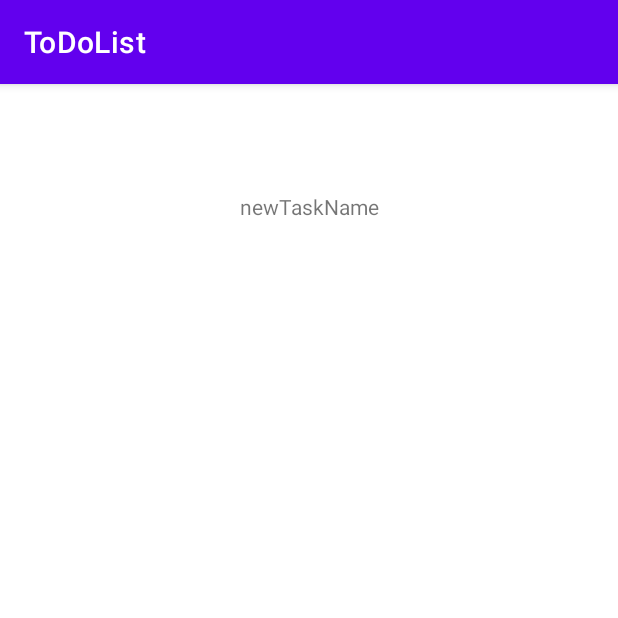
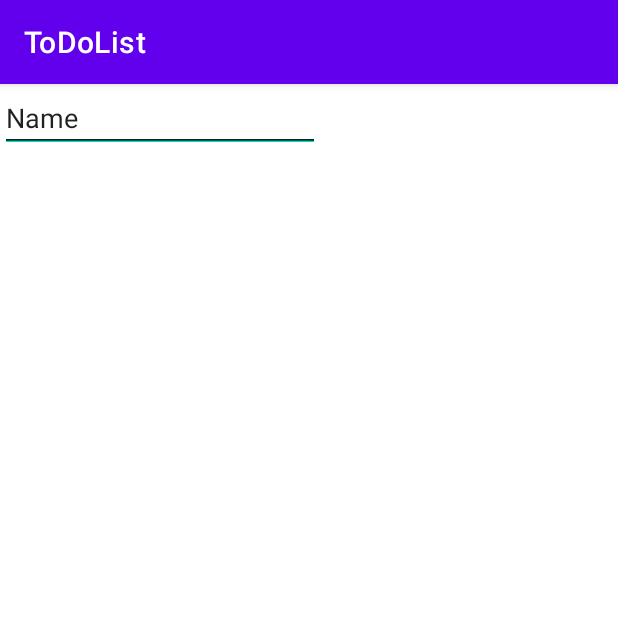
Before and after one commit to Sailor70/ToDoList, an Android app: the screen it shows after launch (TaskDetailsActivity), after a tap on an icon or button, on a phone screen of 412 x 824 dp, the top half of it. Run offline under Robolectric (Android 15) with nearby library versions, the phone set to English and light mode, and no system bars.

Commit message:
TaskAdapter, task item layout init, task details

```diff
--- a/app/src/main/java/com/pawelchmielarski/todolist/MainActivity.java
+++ b/app/src/main/java/com/pawelchmielarski/todolist/MainActivity.java
@@ -4,7 +4,6 @@ import android.content.Intent;
 import android.os.Bundle;
 
 import com.google.android.material.floatingactionbutton.FloatingActionButton;
-import com.google.android.material.snackbar.Snackbar;
 
 import androidx.appcompat.app.AppCompatActivity;
 import androidx.appcompat.widget.Toolbar;
@@ -22,7 +21,7 @@ import java.util.Date;
 public class MainActivity extends AppCompatActivity {
 
     private ArrayList<Task> tasks;
-    private ArrayAdapter<Task> tasksAdapter;
+    private TaskAdapter tasksAdapter;
     private ListView lvTasks;
 
     @Override
@@ -46,11 +45,10 @@ public class MainActivity extends AppCompatActivity {
         });
 
         tasks = new ArrayList<Task>();
-        tasksAdapter = new ArrayAdapter<Task>(this, android.R.layout.simple_list_item_1, tasks); // dodać custom list item (custom adapter)
+        createItems();
+        tasksAdapter = new TaskAdapter(this, tasks); // dodać custom list item (custom adapter)
         lvTasks = (ListView) findViewById(R.id.tasksList);
         lvTasks.setAdapter(tasksAdapter);
-
-        createItems();
 
     }
 
@@ -77,9 +75,25 @@ public class MainActivity extends AppCompatActivity {
     }
 
     public void createItems() {
-        tasks.add(new Task("task1", "descr1",null, null, Priority.HIGH, null )); // new Date(System.currentTimeMillis() + 100000)
-        tasks.add(new Task("task2", "descr2",null, null, Priority.HIGH, null ));
-        tasks.add(new Task("task3", "descr3",null, null, Priority.HIGH, null ));
-        tasks.add(new Task("task4", "descr4",null, null, Priority.HIGH, null ));
+        tasks.add(new Task("task1", "descr1",new Date(System.currentTimeMillis()), new Date(System.currentTimeMillis() + 100000), Priority.HIGH, null ));
+        tasks.add(new Task("task2", "descr2",new Date(System.currentTimeMillis()), new Date(System.currentTimeMillis() + 100000), Priority.HIGH, null ));
+        tasks.add(new Task("task3", "descr3",new Date(System.currentTimeMillis()), new Date(System.currentTimeMillis() + 100000), Priority.HIGH, null ));
+        tasks.add(new Task("task4", "descr4",new Date(System.currentTimeMillis()), new Date(System.currentTimeMillis() + 100000), Priority.HIGH, null ));
+        tasks.add(new Task("task1", "descr1",new Date(System.currentTimeMillis()), new Date(System.currentTimeMillis() + 100000), Priority.HIGH, null ));
+        tasks.add(new Task("task2", "descr2",new Date(System.currentTimeMillis()), new Date(System.currentTimeMillis() + 100000), Priority.HIGH, null ));
+        tasks.add(new Task("task3", "descr3",new Date(System.currentTimeMillis()), new Date(System.currentTimeMillis() + 100000), Priority.HIGH, null ));
+        tasks.add(new Task("task4", "descr4",new Date(System.currentTimeMillis()), new Date(System.currentTimeMillis() + 100000), Priority.HIGH, null ));
+        tasks.add(new Task("task1", "descr1",new Date(System.currentTimeMillis()), new Date(System.currentTimeMillis() + 100000), Priority.HIGH, null ));
+        tasks.add(new Task("task2", "descr2",new Date(System.currentTimeMillis()), new Date(System.currentTimeMillis() + 100000), Priority.HIGH, null ));
+        tasks.add(new Task("task3", "descr3",new Date(System.currentTimeMillis()), new Date(System.currentTimeMillis() + 100000), Priority.HIGH, null ));
+        tasks.add(new Task("task4", "descr4",new Date(System.currentTimeMillis()), new Date(System.currentTimeMillis() + 100000), Priority.HIGH, null ));
+        tasks.add(new Task("task1", "descr1",new Date(System.currentTimeMillis()), new Date(System.currentTimeMillis() + 100000), Priority.HIGH, null ));
+        tasks.add(new Task("task2", "descr2",new Date(System.currentTimeMillis()), new Date(System.currentTimeMillis() + 100000), Priority.HIGH, null ));
+        tasks.add(new Task("task3", "descr3",new Date(System.currentTimeMillis()), new Date(System.currentTimeMillis() + 100000), Priority.HIGH, null ));
+        tasks.add(new Task("task4", "descr4",new Date(System.currentTimeMillis()), new Date(System.currentTimeMillis() + 100000), Priority.HIGH, null ));
+        tasks.add(new Task("task1", "descr1",new Date(System.currentTimeMillis()), new Date(System.currentTimeMillis() + 100000), Priority.HIGH, null ));
+        tasks.add(new Task("task2", "descr2",new Date(System.currentTimeMillis()), new Date(System.currentTimeMillis() + 100000), Priority.HIGH, null ));
+        tasks.add(new Task("task3", "descr3",new Date(System.currentTimeMillis()), new Date(System.currentTimeMillis() + 100000), Priority.HIGH, null ));
+        tasks.add(new Task("task4", "descr4",new Date(System.currentTimeMillis()), new Date(System.currentTimeMillis() + 100000), Priority.HIGH, null ));
     }
 }
--- /dev/null
+++ b/app/src/main/java/com/pawelchmielarski/todolist/TaskAdapter.java
@@ -0,0 +1,39 @@
+package com.pawelchmielarski.todolist;
+
+import android.app.Activity;
+import android.content.Context;
+import android.view.LayoutInflater;
+import android.view.View;
+import android.view.ViewGroup;
+import android.widget.ArrayAdapter;
+import android.widget.TextView;
+
+import java.util.ArrayList;
+
+public class TaskAdapter extends ArrayAdapter<Task> {
+
+    public TaskAdapter(Context context, ArrayList<Task> tasks) {
+        super(context, 0, tasks);
+    }
+
+    @Override
+    public View getView(int position, View convertView, ViewGroup parent) {
+
+        // Get the data item for this position
+        Task task = getItem(position);
+        // Check if an existing view is being reused, otherwise inflate the view
+
+        if (convertView == null) {
+            convertView = LayoutInflater.from(getContext()).inflate(R.layout.task_list_item, parent, false);
+        }
+        // Lookup view for data population
+        TextView tvName = (TextView) convertView.findViewById(R.id.tvName);
+        TextView tvDeadline = (TextView) convertView.findViewById(R.id.tvDeadline);
+        // Populate the data into the template view using the data object
+        tvName.setText(task.getName());
+        tvDeadline.setText(task.getDeadline().toString());
+        // Return the completed view to render on screen
+
+        return convertView;
+    }
+}
--- a/app/src/main/java/com/pawelchmielarski/todolist/TaskDetailsActivity.java
+++ b/app/src/main/java/com/pawelchmielarski/todolist/TaskDetailsActivity.java
@@ -3,9 +3,13 @@ package com.pawelchmielarski.todolist;
 import androidx.appcompat.app.AppCompatActivity;
 
 import android.os.Bundle;
+import android.widget.EditText;
 
 public class TaskDetailsActivity extends AppCompatActivity {
 
+    EditText taskName;
+    EditText taskDeadline;
+    EditText task;
     @Override
     protected void onCreate(Bundle savedInstanceState) {
         super.onCreate(savedInstanceState);
--- a/app/src/main/res/layout/activity_task_details.xml
+++ b/app/src/main/res/layout/activity_task_details.xml
@@ -6,13 +6,33 @@
     android:layout_height="match_parent"
     tools:context=".TaskDetailsActivity">
 
-    <TextView
-        android:id="@+id/taskName"
+    <EditText
+        android:id="@+id/editTextTextPersonName"
         android:layout_width="wrap_content"
         android:layout_height="wrap_content"
-        android:layout_marginTop="72dp"
-        android:text="newTaskName"
-        app:layout_constraintEnd_toEndOf="parent"
-        app:layout_constraintStart_toStartOf="parent"
-        app:layout_constraintTop_toTopOf="parent" />
+        android:ems="10"
+        android:inputType="textPersonName"
+        android:text="Name"
+        tools:layout_editor_absoluteX="17dp"
+        tools:layout_editor_absoluteY="17dp" />
+
+    <EditText
+        android:id="@+id/editTextDate"
+        android:layout_width="wrap_content"
+        android:layout_height="wrap_content"
+        android:ems="10"
+        android:inputType="date"
+        tools:layout_editor_absoluteX="17dp"
+        tools:layout_editor_absoluteY="83dp" />
+
+    <EditText
+        android:id="@+id/editTextTextMultiLine"
+        android:layout_width="wrap_content"
+        android:layout_height="wrap_content"
+        android:ems="10"
+        android:gravity="start|top"
+        android:inputType="textMultiLine"
+        tools:layout_editor_absoluteX="16dp"
+        tools:layout_editor_absoluteY="160dp" />
+
 </androidx.constraintlayout.widget.ConstraintLayout>
```
Also changed, not shown: app/src/main/java/com/pawelchmielarski/todolist/AdapterTask.java (deleted, +0 -79 lines), app/src/main/res/layout/task_list_item.xml (added, +39 -0 lines).
